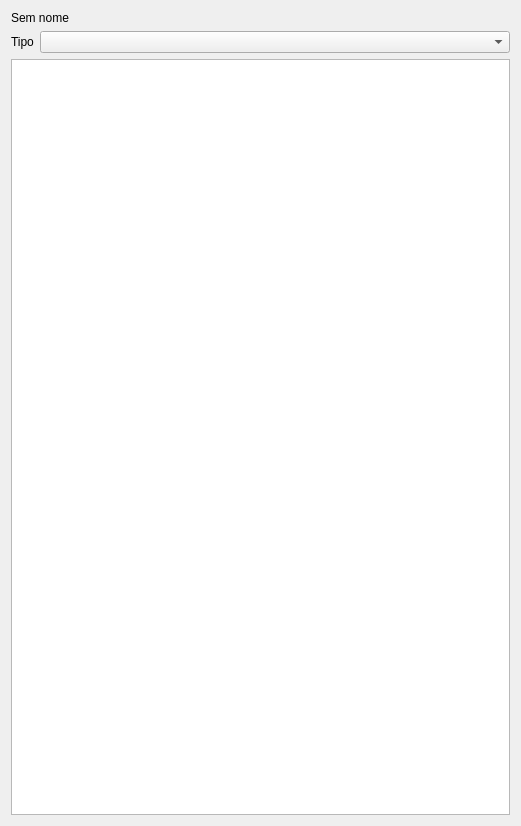
Before: the Qt Designer form fastdoc/gui_app/widgets/sobjects_by_pics/pics_organizer/organizer_obj/organizer_obj.ui in renatormc/dev_laudo_sinfweb, drawn with Qt 5.
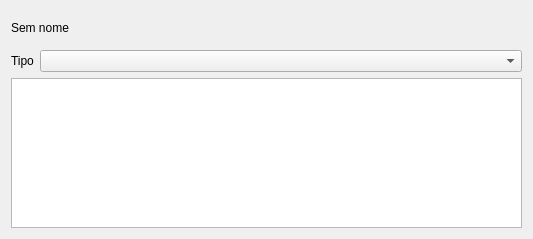
After: the same form once the commit is applied.

Patch:
```diff
--- a/fastdoc/gui_app/widgets/sobjects_by_pics/pics_organizer/organizer_obj/organizer_obj.ui
+++ b/fastdoc/gui_app/widgets/sobjects_by_pics/pics_organizer/organizer_obj/organizer_obj.ui
@@ -6,8 +6,8 @@
    <rect>
     <x>0</x>
     <y>0</y>
-    <width>521</width>
-    <height>826</height>
+    <width>533</width>
+    <height>239</height>
    </rect>
   </property>
   <property name="windowTitle">
@@ -37,6 +37,33 @@
    </item>
    <item>
     <widget class="QListWidget" name="lsw_object">
+     <property name="sizePolicy">
+      <sizepolicy hsizetype="Expanding" vsizetype="Fixed">
+       <horstretch>0</horstretch>
+       <verstretch>0</verstretch>
+      </sizepolicy>
+     </property>
+     <property name="maximumSize">
+      <size>
+       <width>16777215</width>
+       <height>150</height>
+      </size>
+     </property>
+     <property name="dragEnabled">
+      <bool>true</bool>
+     </property>
+     <property name="dragDropOverwriteMode">
+      <bool>true</bool>
+     </property>
+     <property name="defaultDropAction">
+      <enum>Qt::MoveAction</enum>
+     </property>
+     <property name="iconSize">
+      <size>
+       <width>150</width>
+       <height>150</height>
+      </size>
+     </property>
      <property name="viewMode">
       <enum>QListView::IconMode</enum>
      </property>
```
